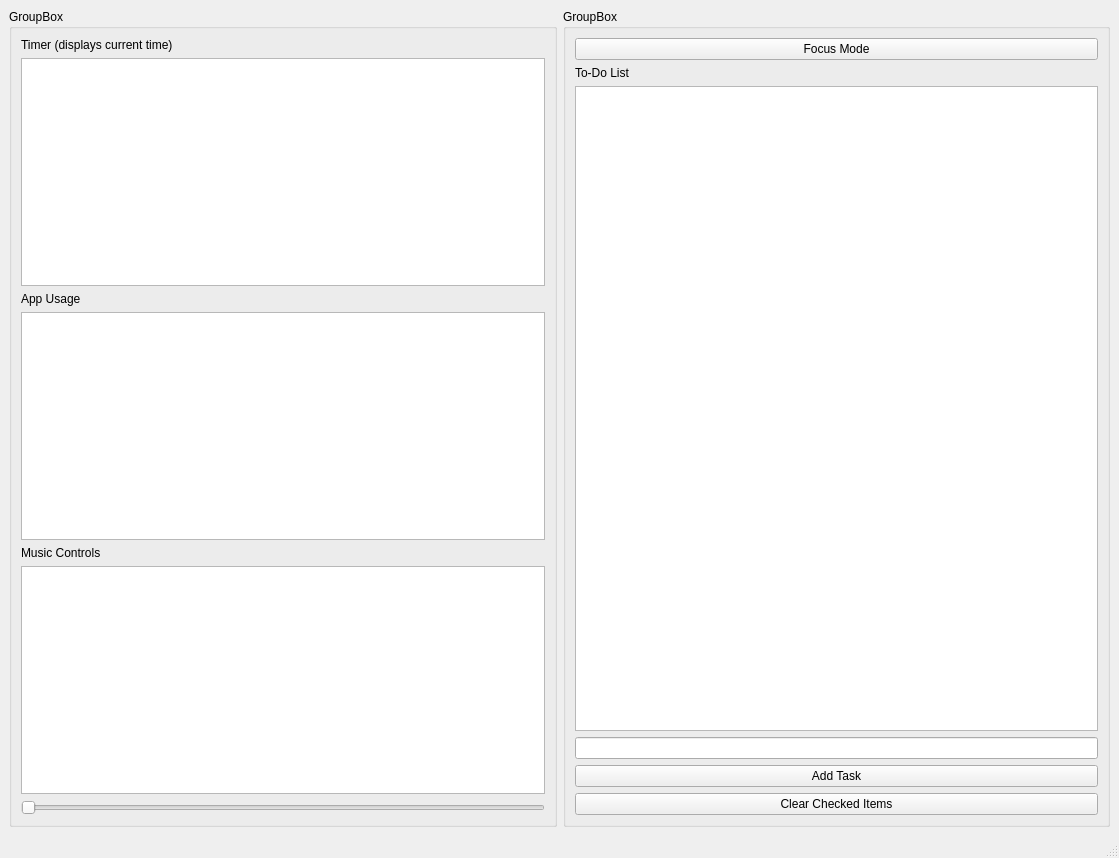
Above: test.ui from Tayzn/HenHacks25 before the change. Below: the same form after it.
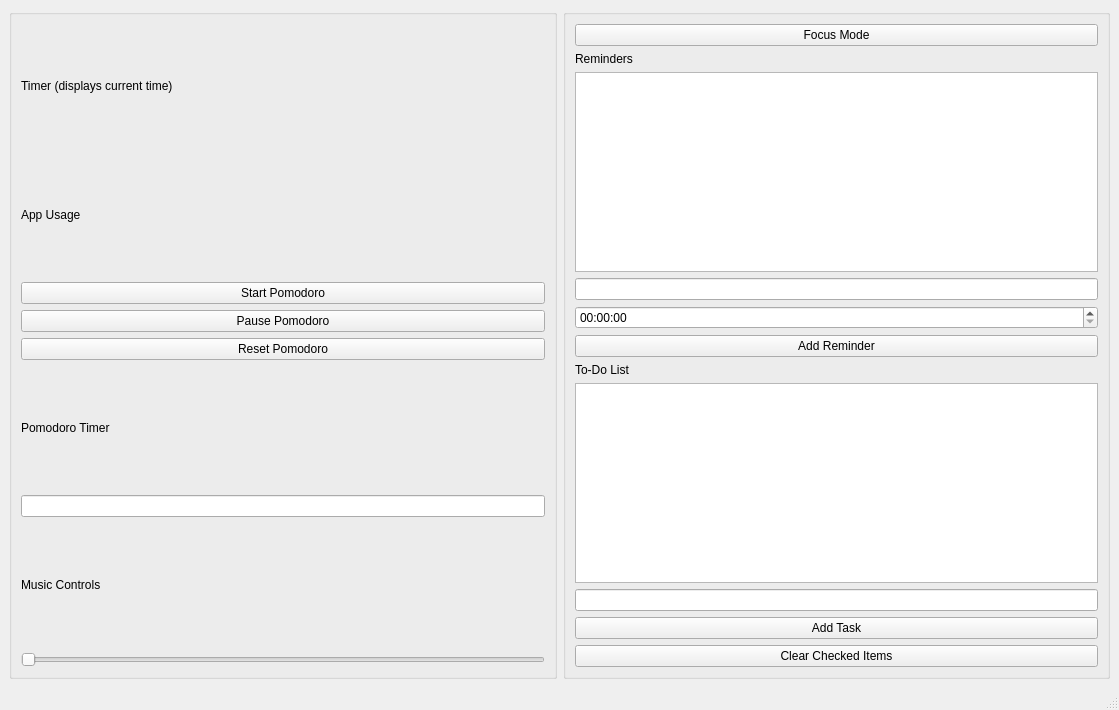
That is the form after the change.

Commit message: Added pomodoro timer

The edit to the form file:
```diff
--- a/test.ui
+++ b/test.ui
@@ -7,7 +7,7 @@
     <x>0</x>
     <y>0</y>
     <width>1119</width>
-    <height>858</height>
+    <height>710</height>
    </rect>
   </property>
   <property name="windowTitle">
@@ -27,7 +27,7 @@
           <item>
            <widget class="QGroupBox" name="groupBox_2">
             <property name="title">
-             <string>GroupBox</string>
+             <string/>
             </property>
             <layout class="QVBoxLayout" name="verticalLayout_5">
              <item>
@@ -37,17 +37,6 @@
                </property>
               </widget>
              </item>
-             <item>
-              <widget class="QTextEdit" name="timeLabelx">
-               <property name="html">
-                <string>&lt;!DOCTYPE HTML PUBLIC &quot;-//W3C//DTD HTML 4.0//EN&quot; &quot;http://www.w3.org/TR/REC-html40/strict.dtd&quot;&gt;
-&lt;html&gt;&lt;head&gt;&lt;meta name=&quot;qrichtext&quot; content=&quot;1&quot; /&gt;&lt;style type=&quot;text/css&quot;&gt;
-p, li { white-space: pre-wrap; }
-&lt;/style&gt;&lt;/head&gt;&lt;body style=&quot; font-family:'MS Shell Dlg 2'; font-size:7.8pt; font-weight:400; font-style:normal;&quot;&gt;
-&lt;p style=&quot;-qt-paragraph-type:empty; margin-top:0px; margin-bottom:0px; margin-left:0px; margin-right:0px; -qt-block-indent:0; text-indent:0px;&quot;&gt;&lt;br /&gt;&lt;/p&gt;&lt;/body&gt;&lt;/html&gt;</string>
-               </property>
-              </widget>
-             </item>
              <item>
               <widget class="QLabel" name="label">
                <property name="text">
@@ -56,7 +45,42 @@
               </widget>
              </item>
              <item>
-              <widget class="QTextEdit" name="appUsage"/>
+              <widget class="QPushButton" name="startPomodoroButton">
+               <property name="text">
+                <string>Start Pomodoro</string>
+               </property>
+              </widget>
+             </item>
+             <item>
+              <widget class="QPushButton" name="pausePomodoroButton">
+               <property name="text">
+                <string>Pause Pomodoro</string>
+               </property>
+              </widget>
+             </item>
+             <item>
+              <widget class="QPushButton" name="resetPomodoroButton">
+               <property name="text">
+                <string>Reset Pomodoro</string>
+               </property>
+              </widget>
+             </item>
+             <item>
+              <widget class="QLabel" name="label_5">
+               <property name="text">
+                <string>Pomodoro Timer</string>
+               </property>
+               <property name="alignment">
+                <set>Qt::AlignLeading|Qt::AlignLeft|Qt::AlignVCenter</set>
+               </property>
+              </widget>
+             </item>
+             <item>
+              <widget class="QLineEdit" name="pomodoroTimer">
+               <property name="text">
+                <string/>
+               </property>
+              </widget>
              </item>
              <item>
               <widget class="QLabel" name="label_3">
@@ -65,17 +89,6 @@
                </property>
               </widget>
              </item>
-             <item>
-              <widget class="QTextEdit" name="music">
-               <property name="html">
-                <string>&lt;!DOCTYPE HTML PUBLIC &quot;-//W3C//DTD HTML 4.0//EN&quot; &quot;http://www.w3.org/TR/REC-html40/strict.dtd&quot;&gt;
-&lt;html&gt;&lt;head&gt;&lt;meta name=&quot;qrichtext&quot; content=&quot;1&quot; /&gt;&lt;style type=&quot;text/css&quot;&gt;
-p, li { white-space: pre-wrap; }
-&lt;/style&gt;&lt;/head&gt;&lt;body style=&quot; font-family:'MS Shell Dlg 2'; font-size:7.8pt; font-weight:400; font-style:normal;&quot;&gt;
-&lt;p style=&quot;-qt-paragraph-type:empty; margin-top:0px; margin-bottom:0px; margin-left:0px; margin-right:0px; -qt-block-indent:0; text-indent:0px;&quot;&gt;&lt;br /&gt;&lt;/p&gt;&lt;/body&gt;&lt;/html&gt;</string>
-               </property>
-              </widget>
-             </item>
              <item>
               <widget class="QSlider" name="volumeControl">
                <property name="orientation">
@@ -93,7 +106,7 @@
       <item>
        <widget class="QGroupBox" name="groupBox">
         <property name="title">
-         <string>GroupBox</string>
+         <string/>
         </property>
         <layout class="QVBoxLayout" name="verticalLayout_4">
          <item>
@@ -103,6 +116,29 @@
            </property>
           </widget>
          </item>
+         <item>
+          <widget class="QLabel" name="label_2">
+           <property name="text">
+            <string>Reminders</string>
+           </property>
+          </widget>
+         </item>
+         <item>
+          <widget class="QListWidget" name="reminderList"/>
+         </item>
+         <item>
+          <widget class="QLineEdit" name="reminderInput"/>
+         </item>
+         <item>
+          <widget class="QTimeEdit" name="reminderTimeEdit"/>
+         </item>
+         <item>
+          <widget class="QPushButton" name="addReminderButton">
+           <property name="text">
+            <string>Add Reminder</string>
+           </property>
+          </widget>
+         </item>
          <item>
           <widget class="QLabel" name="label_4">
            <property name="text">
```
The commit also changes 3 other files.
